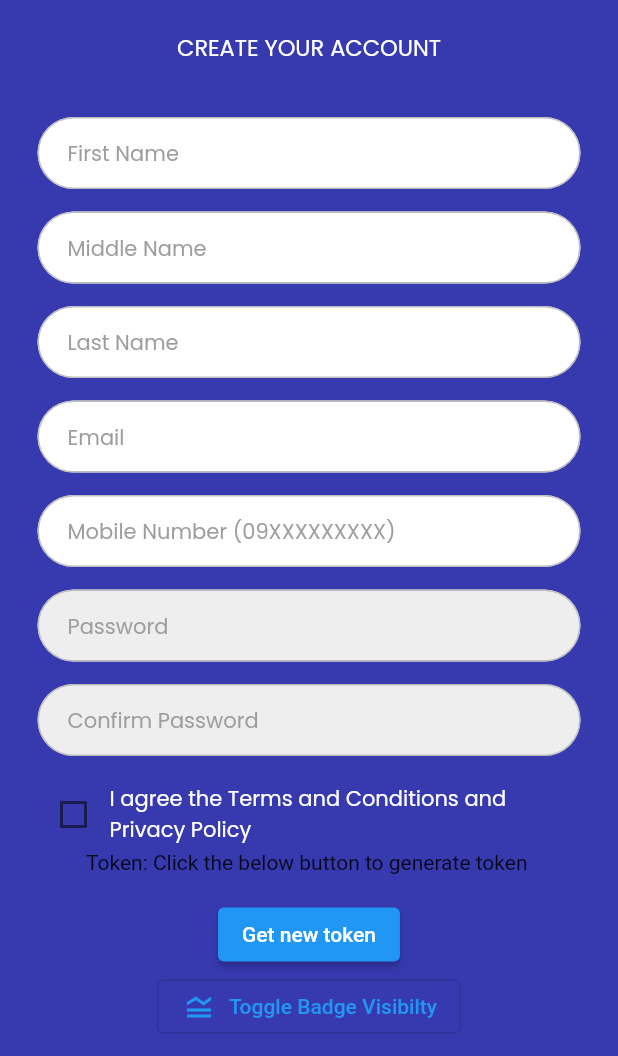
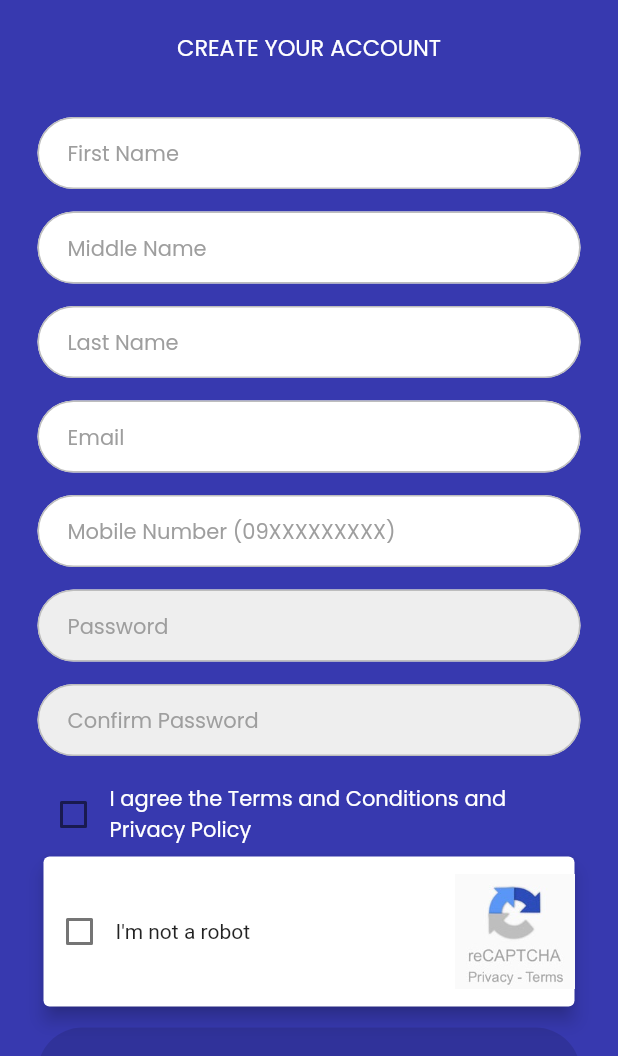
Before and after one commit to ryanrey08/konek_app, a Flutter app: the AccountRegister screen opened by its route, on a phone screen of 412 x 824 dp, the part 180-1236 px from its top. Run offline on Flutter 3.47's test engine with Material 2 defaults, Android fonts, the light colour scheme and no system bars; our stand-ins replace awesome_dialog, connectivity_plus, datetime_picker_formfield_new, dotted_border, flutter_local_notifications, fluttertoast and 6 more; missing offline and left inert: g_recaptcha_v3, grecaptcha, hcaptcha, tap_debouncer; accounts and stored records are empty.

Commit message:
10-13-2023

```diff
--- a/lib/auth/screens/register.dart
+++ b/lib/auth/screens/register.dart
@@ -15,9 +15,7 @@
 import 'package:rflutter_alert/rflutter_alert.dart';
 import 'package:grecaptcha/grecaptcha.dart';
 import 'package:grecaptcha/grecaptcha_platform_interface.dart';
-import 'package:flutter_gcaptcha_v3/constants.dart';
-import 'package:flutter_gcaptcha_v3/recaptca_config.dart';
-import 'package:flutter_gcaptcha_v3/web_view.dart';
+import 'package:hcaptcha/hcaptcha.dart';
 // import 'package:loader_overlay/loader_overlay.dart';
 
 import 'dart:convert';
@@ -203,26 +201,29 @@
   String _token = 'Click the below button to generate token';
   bool badgeVisible = true;
   // Platform messages are asynchronous, so we initialize in an async method.
-  Future<void> getToken() async {
-    String token = await GRecaptchaV3.execute('6LdPSX0oAAAAAGZuVcMRzKh5abcPyLVrs4qMgDKS') ?? 'null returned';
-    setState(() {
-      _token = token;
-       print(token);
-    });
-  }
-
-    _openReCaptcha() async {
-      bool ready = await GRecaptchaV3.ready(CAPTCHA_SITE_KEY);
-      print(ready);
-    String? tokenResult = await GRecaptchaV3.execute(CAPTCHA_SITE_KEY);
-    print('tokenResult: $tokenResult');
-    if (tokenResult != null) {
+  Future<void> _openReCaptcha() async {
+    Grecaptcha()
+        .verifyWithRecaptcha('6LcSiSQdAAAAAOyoKM6G5CeLAPE-P5ApqwNMUQaV')
+        .then((result) {
+      print(result);
+      if (result != '') {
         setState(() {
           isNotARobot = true;
         });
       }
-
-    // setState
+      // You can send the result token, along with some form fields, to your
+      // server, which can verify the token using an endpoint proved by the
+      // reCAPTCHA API for servers, see https://developers.google.com/recaptcha/docs/verify
+    }, onError: (e, s) {
+      // An error doesn't have to mean that the user is not a human. Errors
+      // can also occur when the sitekey is invalid or does not match your
+      // application, when the device is not supported or when a network
+      // error occurs.
+      // You should inform the user of errors, explaining why they can't
+      // proceed. As the plugin is not available for iOS, you might consider
+      // skipping the reCAPTCHA step when FGrecaptcha.isAvailable is false.
+      print("Could not verify:\n $e at $s");
+    });
   }
 
   @override
@@ -237,6 +238,7 @@
     bool _hideConfirmPassword = true;
 
     final format = DateFormat("MM/dd/yyyy");
+    HCaptcha.init(siteKey: '6LcSiSQdAAAAAOyoKM6G5CeLAPE-P5ApqwNMUQaV');
 
     //getToken();
 
@@ -337,24 +339,88 @@
                           SizedBox(
                             height: 15,
                           ),
-                          customTextField('First Name', txtFirstName,
-                              useMobileLayout, 'Please enter your First Name'),
-                          customTextField('Middle Name', txtMiddleName,
-                              useMobileLayout, 'Please enter your Middle Name'),
+                          customTextField(
+                            TextInputType.text,
+                            'First Name',
+                            txtFirstName,
+                            useMobileLayout,
+                            'Please enter your First Name',
+                            (value) {
+                              if (value!.isEmpty) {
+                                return 'Please enter your First Name';
+                              }
+
+                              if (!RegExp(r"^[a-zA-Z0-9]+$").hasMatch(value)) {
+                                return 'Invalid Input';
+                              }
+                              return null;
+                            },
+                          ),
+                          customTextField(
+                              TextInputType.text,
+                              'Middle Name',
+                              txtMiddleName,
+                              useMobileLayout,
+                              'Please enter your Middle Name', (value) {
+                            if (value!.isEmpty) {
+                              return 'Please enter your Middle Name';
+                            }
+
+                            if (!RegExp(r"^[a-zA-Z0-9]+$").hasMatch(value)) {
+                              return 'Invalid Input';
+                            }
+                            return null;
+                          }),
 //                           customTextField('Middle Name', txtMiddleName,
 //                               useMobileLayout, 'Please enter your Middle Name'),
-                          customTextField('Last Name', txtLastName,
-                              useMobileLayout, 'Please enter your Last Name'),
+                          customTextField(
+                              TextInputType.text,
+                              'Last Name',
+                              txtLastName,
+                              useMobileLayout,
+                              'Please enter your Last Name', (value) {
+                            if (value!.isEmpty) {
+                              return 'Please enter your Last Name';
+                            }
+
+                            if (!RegExp(r"^[a-zA-Z0-9]+$").hasMatch(value)) {
+                              return 'Invalid Input';
+                            }
+                            return null;
+                          }),
                           // SizedBox(
                           //   height: 15,
                           // ),
-                          customTextField('Email', txtEmail, useMobileLayout,
-                              'Please enter your Email'),
                           customTextField(
+                              TextInputType.emailAddress,
+                              'Email',
+                              txtEmail,
+                              useMobileLayout,
+                              'Please enter your Email', (value) {
+                            if (value!.isEmpty) {
+                              return 'Please enter your First Name';
+                            }
+
+                            if (!RegExp(r'^.+@[a-zA-Z]+\.{1}[a-zA-Z]+(\.{0,1}[a-zA-Z]+)$').hasMatch(value)) {
+                              return 'Invalid Input';
+                            }
+                            return null;
+                          }),
+                          customTextField(
+                              TextInputType.number,
                               'Mobile Number (09XXXXXXXXX)',
                               txtContactNumber,
                               useMobileLayout,
-                              'Please enter your contact number'),
+                              'Please enter your contact number', (value) {
+                            if (value!.isEmpty) {
+                              return 'Please enter your First Name';
+                            }
+
+                            if (txtContactNumber.toString().length != 11) {
+                              return 'Invalid Number';
+                            }
+                            return null;
+                          }),
                           mypassword('Password', Icons.password, txtPassword,
                               useMobileLayout),
                           confirmpassword("Confirm Password", Icons.password,
@@ -379,32 +445,36 @@
                               ))
                             ],
                           )),
-                               SelectableText('Token: $_token\n'),
-              ElevatedButton(
-                onPressed: _openReCaptcha,
-                child: const Text('Get new token'),
+
+                          Card(
+                            elevation: 5,
+                            child: Container(
+                              height: 100,
+                              child: Row(
+                                children: <Widget>[
+                                  Checkbox(
+                                      value: isNotARobot,
+                                      onChanged: (bool? value) {
+                                        _openReCaptcha();
+                                      }),
+                                  Expanded(
+                                    child: Text("I'm not a robot"),
                                   ),
-              OutlinedButton.icon(
-                onPressed: () {
-                  if (badgeVisible) {
-                    GRecaptchaV3.hideBadge();
-                  } else {
-                    GRecaptchaV3.showBadge();
-                  }
-                  badgeVisible = !badgeVisible;
-                },
-                icon: const Icon(Icons.legend_toggle),
-                label: const Text("Toggle Badge Visibilty"),
+                                  SizedBox(
+                                    width: 5,
                                   ),
-              TextButton.icon(
-                  label: const Icon(Icons.copy),
-                  onPressed: () {
-                    Clipboard.setData(const ClipboardData(
-                        text: "https://pub.dev/packages/g_recaptcha_v3"));
-                  },
-                  icon: const SelectableText(
-                      "https://pub.dev/packages/g_recaptcha_v3")),
-
+                                  Container(
+                                    alignment: Alignment.centerRight,
+                                    child: Image.asset(
+                                      'assets/images/captcha.jpg',
+                                      width: 80,
+                                      height: 80,
+                                    ),
+                                  ),
+                                ],
+                              ),
+                            ),
+                          ),
                           SizedBox(
                             height: 10,
                           ),
@@ -439,8 +509,7 @@
                                     textStyle: TextStyle(
                                         fontSize: useMobileLayout ? 16 : 18,
                                         fontWeight: FontWeight.w600,
-                                      color: Colors.amberAccent
-                                    ),
+                                        color: Colors.amberAccent),
                                   ),
                                 ),
                               ),
@@ -471,8 +540,13 @@
     );
   }
 
-  Container customTextField(String hintTextP, TextEditingController control,
-      bool useMobileLayout, String validator) {
+  Container customTextField(
+      TextInputType inputType,
+      String hintTextP,
+      TextEditingController control,
+      bool useMobileLayout,
+      String validator,
+      String? Function(String?)? validate) {
     return Container(
       margin: EdgeInsets.only(bottom: 15),
       child: Row(
@@ -482,6 +556,7 @@
           Expanded(
             child: TextFormField(
               controller: control,
+              keyboardType: inputType,
               obscureText: hintTextP != "" ? false : _hidePassword,
               style: GoogleFonts.poppins(
                 textStyle: TextStyle(
@@ -538,7 +613,7 @@
                 errorStyle: GoogleFonts.poppins(
                   textStyle: TextStyle(
                     fontSize: 12,
-                    color: Colors.redAccent[700],
+                    color: Colors.redAccent[200],
                   ),
                 ),
                 fillColor: Colors.white,
@@ -562,12 +637,7 @@
                       )
                     : null,
               ),
-              validator: (value) {
-                if (value!.isEmpty) {
-                  return validator;
-                }
-                return null;
-              },
+              validator: validate,
               onChanged: (value) {
                 // if (hintTextP.contains("RSBSA Number")) {
                 //   validateRSBA(value, useMobileLayout);
@@ -648,7 +718,7 @@
                 errorStyle: GoogleFonts.poppins(
                   textStyle: TextStyle(
                     fontSize: 12,
-                    color: Colors.redAccent[700],
+                    color: Colors.redAccent[200],
                   ),
                 ),
                 //         labelText: widget.controller.text != "" ? widget.title : null,
@@ -762,7 +832,7 @@
                 errorStyle: GoogleFonts.poppins(
                   textStyle: TextStyle(
                     fontSize: 12,
-                    color: Colors.redAccent[700],
+                    color: Colors.redAccent[200],
                   ),
                 ),
                 //         labelText: widget.controller.text != "" ? widget.title : null,
--- a/pubspec.yaml
+++ b/pubspec.yaml
@@ -51,8 +51,8 @@
   dotted_border: ^2.1.0
   shimmer: ^3.0.0
   grecaptcha: ^0.0.6
-  flutter_gcaptcha_v3: ^2.0.4
   slider_captcha: ^1.0.0
+  hcaptcha: ^0.0.2
 
 dev_dependencies:
   flutter_test:
```
Also changed, not shown: assets/images/captcha.jpg (added), pubspec.lock. Lines whose indentation alone changed are shown as unchanged.
